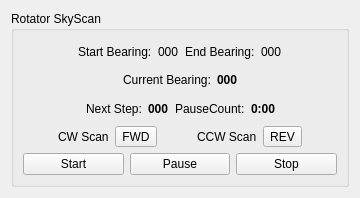
The window that mqt/MqtLogger/RotatorSkyScanFrame.ui (Rsclub22/Minos2-Mirror) describes before a commit, drawn with Qt 5.
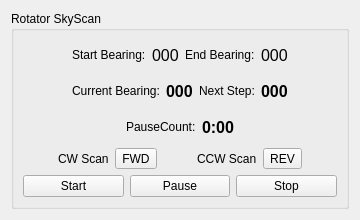
The same window after the commit.

Patch:
```diff
--- a/mqt/MqtLogger/RotatorSkyScanFrame.ui
+++ b/mqt/MqtLogger/RotatorSkyScanFrame.ui
@@ -7,7 +7,7 @@
     <x>0</x>
     <y>0</y>
     <width>360</width>
-    <height>198</height>
+    <height>220</height>
    </rect>
   </property>
   <property name="windowTitle">
@@ -46,6 +46,12 @@
           </item>
           <item>
            <widget class="QLabel" name="startBearingDisplay">
+            <property name="font">
+             <font>
+              <pointsize>12</pointsize>
+              <bold>false</bold>
+             </font>
+            </property>
             <property name="text">
              <string>000</string>
             </property>
@@ -60,6 +66,12 @@
           </item>
           <item>
            <widget class="QLabel" name="endBearingDisplay">
+            <property name="font">
+             <font>
+              <pointsize>12</pointsize>
+              <bold>false</bold>
+             </font>
+            </property>
             <property name="text">
              <string>000</string>
             </property>
@@ -106,6 +118,7 @@
            <widget class="QLabel" name="currentBearingDisplay">
             <property name="font">
              <font>
+              <pointsize>12</pointsize>
               <bold>true</bold>
              </font>
             </property>
@@ -113,36 +126,6 @@
              <string>000</string>
             </property>
            </widget>
-          </item>
-          <item>
-           <spacer name="horizontalSpacer_7">
-            <property name="orientation">
-             <enum>Qt::Horizontal</enum>
-            </property>
-            <property name="sizeHint" stdset="0">
-             <size>
-              <width>40</width>
-              <height>20</height>
-             </size>
-            </property>
-           </spacer>
-          </item>
-         </layout>
-        </item>
-        <item>
-         <layout class="QHBoxLayout" name="horizontalLayout_3">
-          <item>
-           <spacer name="horizontalSpacer_4">
-            <property name="orientation">
-             <enum>Qt::Horizontal</enum>
-            </property>
-            <property name="sizeHint" stdset="0">
-             <size>
-              <width>40</width>
-              <height>20</height>
-             </size>
-            </property>
-           </spacer>
           </item>
           <item>
            <widget class="QLabel" name="nextStepLb">
@@ -155,6 +138,7 @@
            <widget class="QLabel" name="nextStepDisplayLbl">
             <property name="font">
              <font>
+              <pointsize>12</pointsize>
               <bold>true</bold>
              </font>
             </property>
@@ -162,6 +146,36 @@
              <string>000</string>
             </property>
            </widget>
+          </item>
+          <item>
+           <spacer name="horizontalSpacer_7">
+            <property name="orientation">
+             <enum>Qt::Horizontal</enum>
+            </property>
+            <property name="sizeHint" stdset="0">
+             <size>
+              <width>40</width>
+              <height>20</height>
+             </size>
+            </property>
+           </spacer>
+          </item>
+         </layout>
+        </item>
+        <item>
+         <layout class="QHBoxLayout" name="horizontalLayout_3">
+          <item>
+           <spacer name="horizontalSpacer_4">
+            <property name="orientation">
+             <enum>Qt::Horizontal</enum>
+            </property>
+            <property name="sizeHint" stdset="0">
+             <size>
+              <width>40</width>
+              <height>20</height>
+             </size>
+            </property>
+           </spacer>
           </item>
           <item>
            <widget class="QLabel" name="pauseCountlbl">
@@ -174,6 +188,7 @@
            <widget class="QLabel" name="pauseCountDisplay">
             <property name="font">
              <font>
+              <pointsize>12</pointsize>
               <bold>true</bold>
              </font>
             </property>
```
